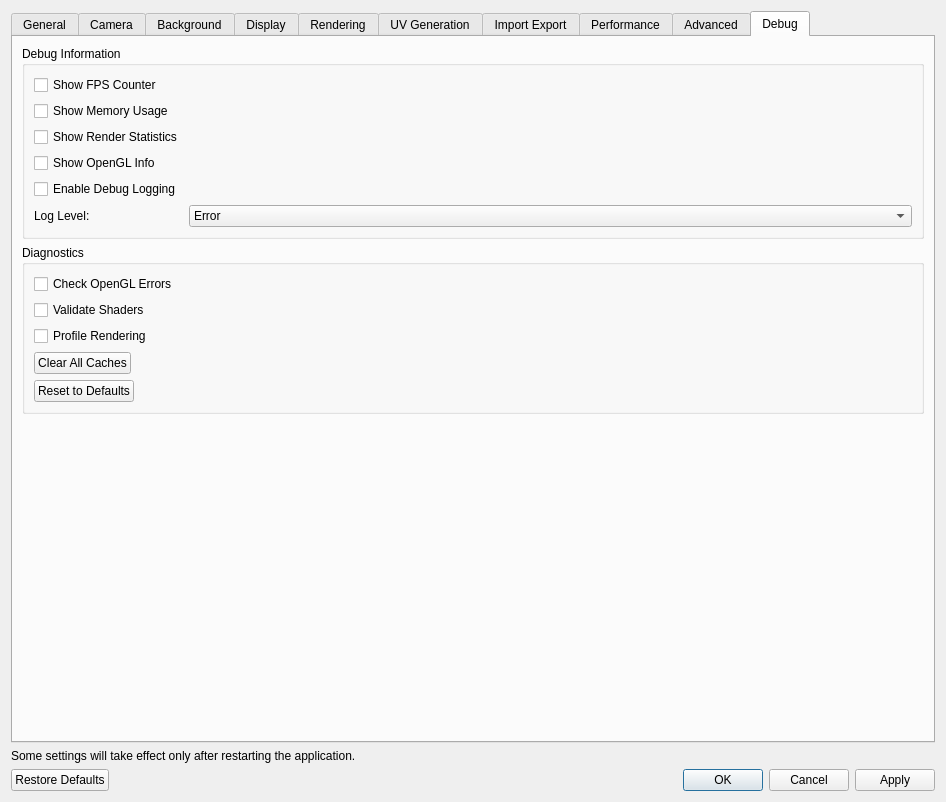
Above: ui/SettingsDialog.ui from 01Hub/ModelViewer before the change. Below: the same form after it.
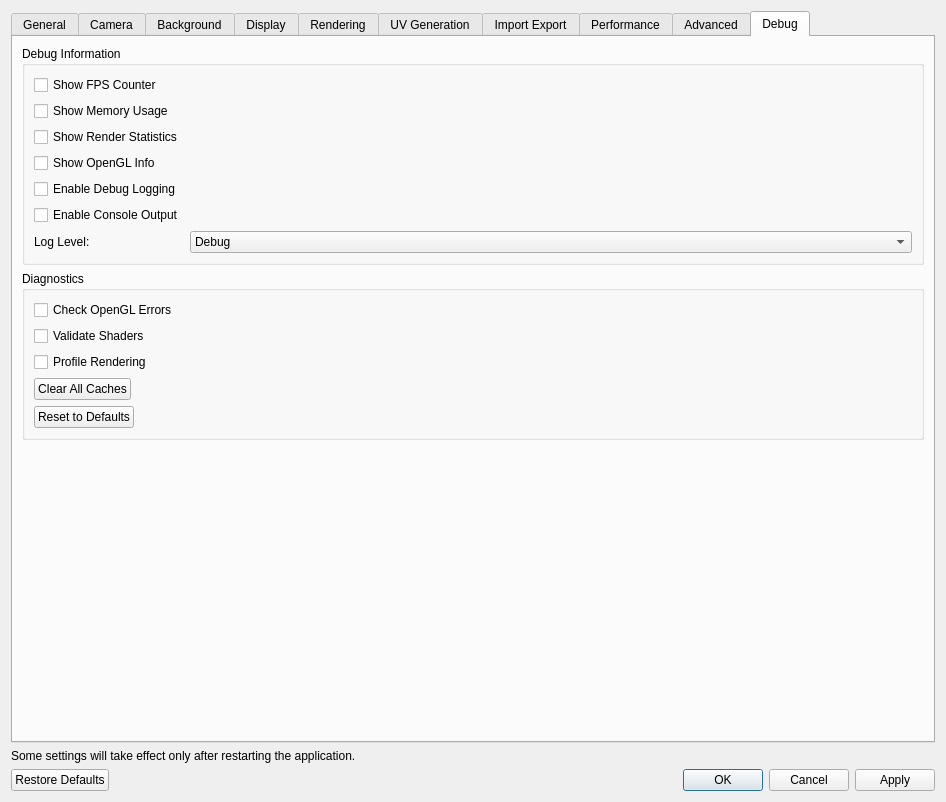
That is the form after the change. The open tabs and pages were chosen to show the change.

Commit message:
Add unified Logger system with UI and runtime controls
Introduces a thread-safe Logger (Logger.h/cpp) that captures all Qt, std::cout, and std::cerr output, supporting both file and console logging with log level filtering and automatic file rotation. Logging options (enable file/console, log level) are now user-configurable via the Settings dialog and take effect at runtime. Removes CMake-based debug output suppression in favor of runtime control. Logger is initialized at startup, shut down on exit, and all log files are stored in a dedicated logs/ directory.

Diff of the .ui file:
```diff
--- a/ui/SettingsDialog.ui
+++ b/ui/SettingsDialog.ui
@@ -1951,23 +1951,18 @@
             </property>
            </widget>
           </item>
-          <item row="5" column="0">
+          <item row="6" column="0">
            <widget class="QLabel" name="logLevelLabel">
             <property name="text">
              <string>Log Level:</string>
             </property>
            </widget>
           </item>
-          <item row="5" column="1">
+          <item row="6" column="1">
            <widget class="QComboBox" name="logLevelComboBox">
             <item>
              <property name="text">
-              <string>Error</string>
-             </property>
-            </item>
-            <item>
-             <property name="text">
-              <string>Warning</string>
+              <string>Debug</string>
              </property>
             </item>
             <item>
@@ -1987,6 +1982,13 @@
             </item>
            </widget>
           </item>
+          <item row="5" column="0">
+           <widget class="QCheckBox" name="enableConsoleCheckBox">
+            <property name="text">
+             <string>Enable Console Output</string>
+            </property>
+           </widget>
+          </item>
          </layout>
         </widget>
        </item>
```
Left out of the diff: 10 changed lines with no effect on the pictures. The commit also changes 6 other files.
